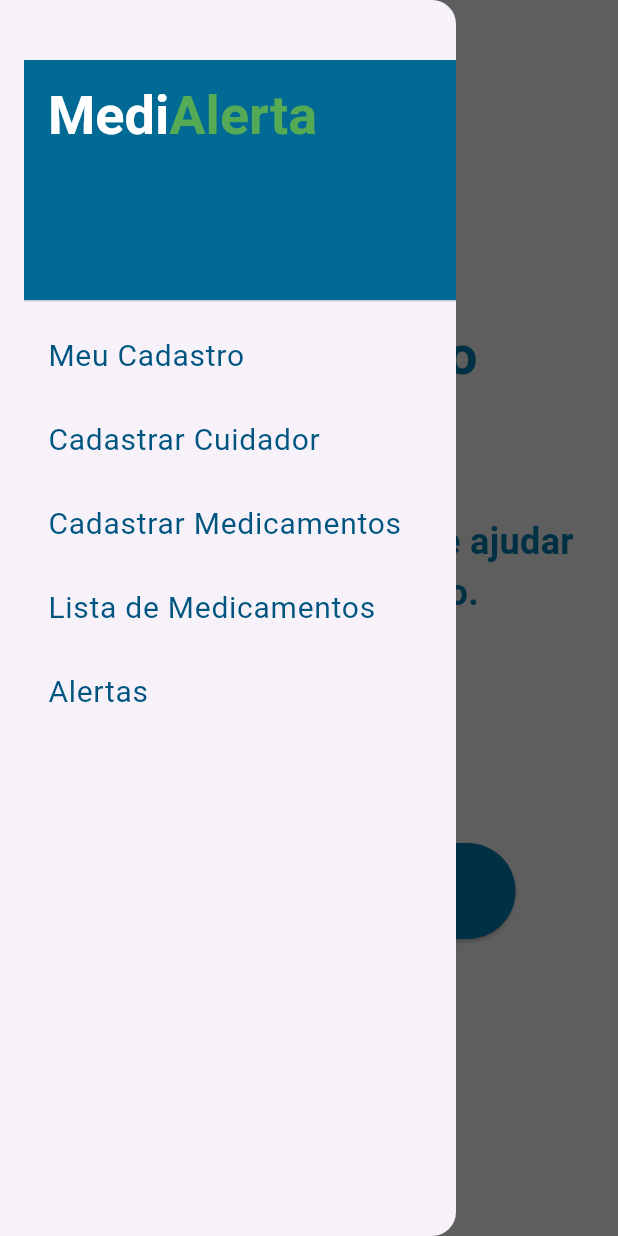
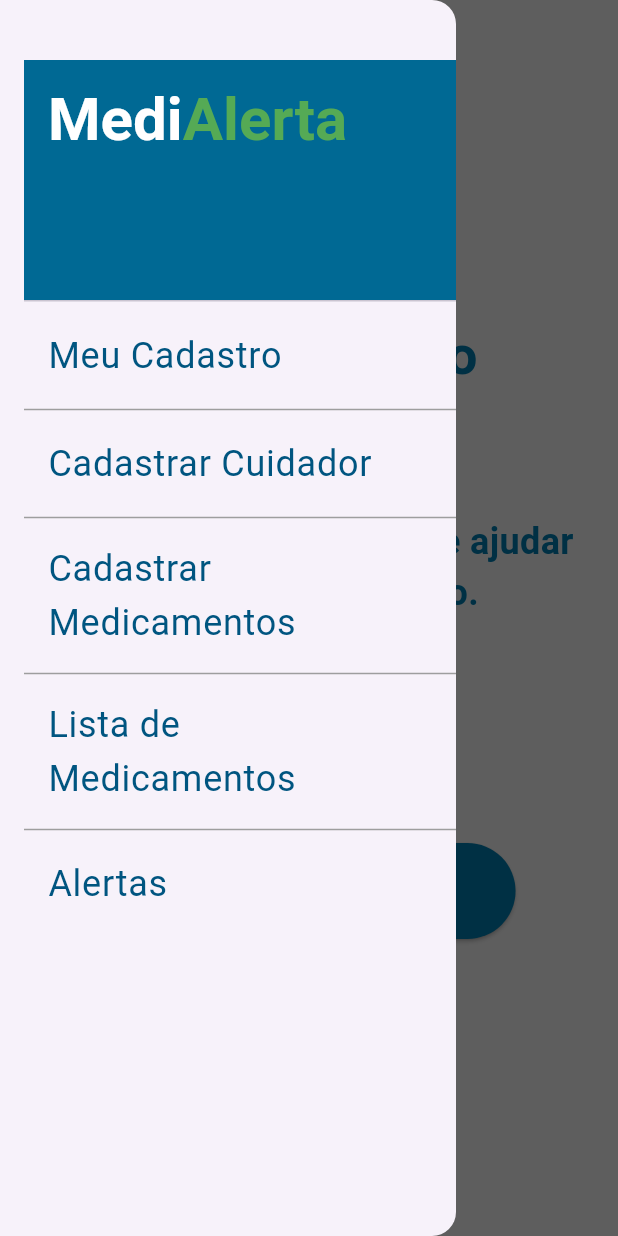
Before and after one commit to ClauGian/meu_app_medicamentos, a Flutter app: the HomeScreen screen opened directly, with the side drawer open, on a phone screen of 412 x 824 dp. Run offline on Flutter 3.47's test engine with Material 3 defaults, Android fonts, the phone set to English and light mode, and no system bars; our stand-ins replace firebase_core, image_picker, sqflite; accounts and stored records are empty.

Commit message:
Ajuste no Drawer

```diff
--- a/lib/screens/home_screen.dart
+++ b/lib/screens/home_screen.dart
@@ -68,7 +68,7 @@ class HomeScreen extends StatelessWidget {
                       text: 'Medi',
                       style: TextStyle(
                         color: Colors.white,
-                        fontSize: 36,
+                        fontSize: 40, // Aumentado de 36 para 40
                         fontWeight: FontWeight.bold,
                       ),
                     ),
@@ -76,7 +76,7 @@ class HomeScreen extends StatelessWidget {
                       text: 'Alerta',
                       style: TextStyle(
                         color: Color.fromRGBO(85, 170, 85, 1),
-                        fontSize: 36,
+                        fontSize: 40, // Aumentado de 36 para 40
                         fontWeight: FontWeight.bold,
                       ),
                     ),
@@ -89,7 +89,7 @@ class HomeScreen extends StatelessWidget {
                 'Meu Cadastro',
                 style: TextStyle(
                   color: Color.fromRGBO(0, 85, 128, 1),
-                  fontSize: 20,
+                  fontSize: 24, // Aumentado de 20 para 24
                 ),
               ),
               onTap: () {
@@ -99,12 +99,13 @@ class HomeScreen extends StatelessWidget {
                 );
               },
             ),
+            const Divider(color: Colors.grey), // Linha separadora
             ListTile(
               title: const Text(
                 'Cadastrar Cuidador',
                 style: TextStyle(
                   color: Color.fromRGBO(0, 85, 128, 1),
-                  fontSize: 20,
+                  fontSize: 24, // Aumentado de 20 para 24
                 ),
               ),
               onTap: () {
@@ -114,12 +115,13 @@ class HomeScreen extends StatelessWidget {
                 );
               },
             ),
+            const Divider(color: Colors.grey), // Linha separadora
             ListTile(
               title: const Text(
                 'Cadastrar Medicamentos',
                 style: TextStyle(
                   color: Color.fromRGBO(0, 85, 128, 1),
-                  fontSize: 20,
+                  fontSize: 24, // Aumentado de 20 para 24
                 ),
               ),
               onTap: () {
@@ -129,12 +131,13 @@ class HomeScreen extends StatelessWidget {
                 );
               },
             ),
+            const Divider(color: Colors.grey), // Linha separadora
             ListTile(
               title: const Text(
                 'Lista de Medicamentos',
                 style: TextStyle(
                   color: Color.fromRGBO(0, 85, 128, 1),
-                  fontSize: 20,
+                  fontSize: 24, // Aumentado de 20 para 24
                 ),
               ),
               onTap: () async {
@@ -145,12 +148,13 @@ class HomeScreen extends StatelessWidget {
                 );
               },
             ),
+            const Divider(color: Colors.grey), // Linha separadora
             ListTile(
               title: const Text(
                 'Alertas',
                 style: TextStyle(
                   color: Color.fromRGBO(0, 85, 128, 1),
-                  fontSize: 20,
+                  fontSize: 24, // Aumentado de 20 para 24
                 ),
               ),
               onTap: () {},
```
